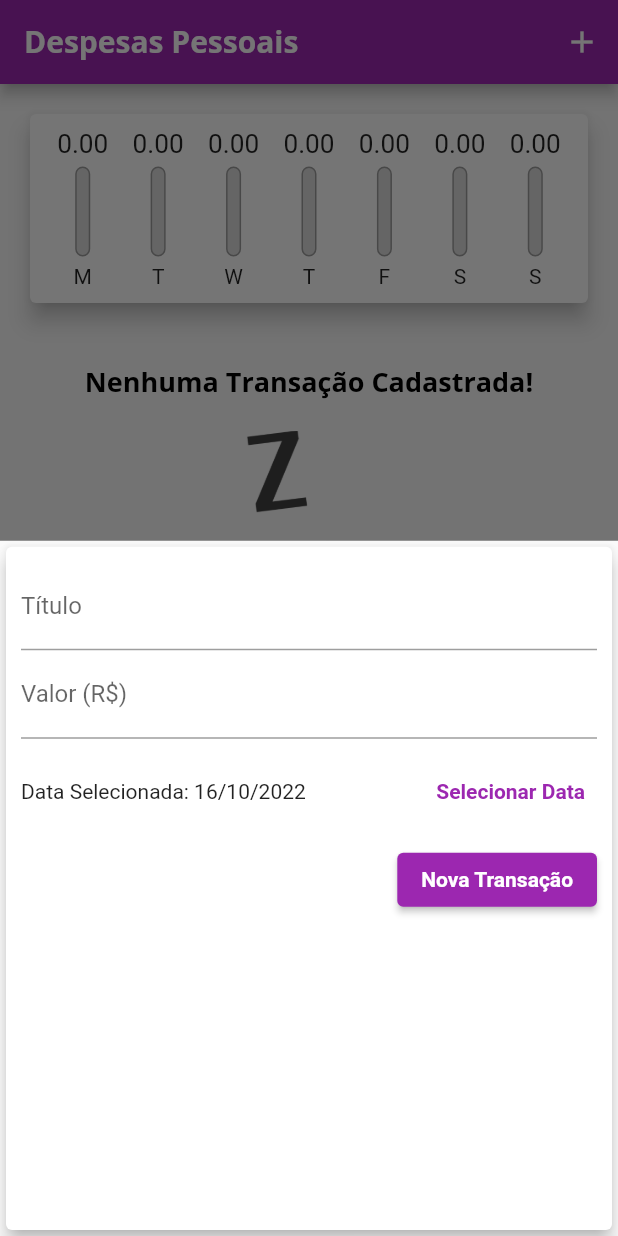
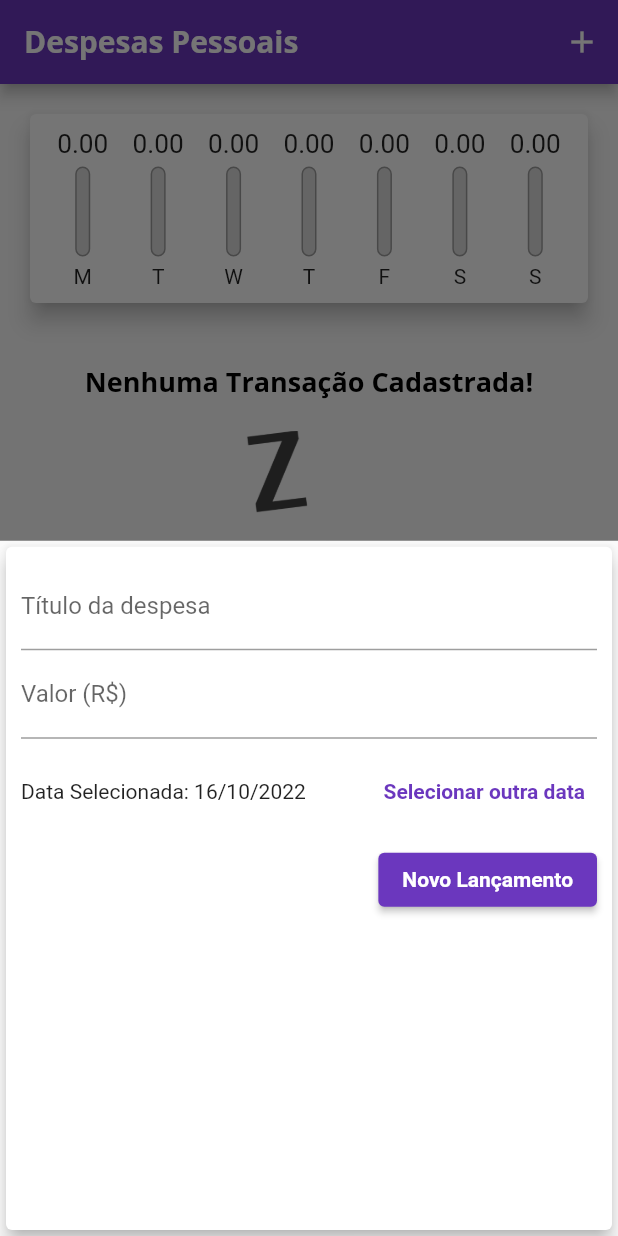
Before and after one commit to vjeremiasbraz/flutter_despesas_pessoais_responsivo, a Flutter app: the screen it shows after launch, after a tap on the "add" icon, on a phone screen of 412 x 824 dp. Run offline on Flutter 3.47's test engine with Material 2 defaults, Android fonts, the phone set to English and light mode, and no system bars.

```diff
--- a/lib/components/transaction_form.dart
+++ b/lib/components/transaction_form.dart
@@ -55,7 +55,7 @@ class _TransactionFormState extends State<TransactionForm> {
               controller: _titleController,
               onSubmitted: (_) => _submitForm(),
               decoration: const InputDecoration(
-                labelText: 'Título',
+                labelText: 'Título da despesa',
               ),
             ),
             TextField(
@@ -80,7 +80,7 @@ class _TransactionFormState extends State<TransactionForm> {
                   ),
                   TextButton(
                     child: const Text(
-                      'Selecionar Data',
+                      'Selecionar outra data',
                       style: TextStyle(
                         fontWeight: FontWeight.bold,
                       ),
@@ -95,7 +95,7 @@ class _TransactionFormState extends State<TransactionForm> {
               children: <Widget>[
                 ElevatedButton(
                   child: Text(
-                    'Nova Transação',
+                    'Novo Lançamento',
                     style: TextStyle(
                       color: Theme.of(context).textTheme.button?.color,
                     ),
--- a/lib/main.dart
+++ b/lib/main.dart
@@ -17,7 +17,7 @@ class ExpensesApp extends StatelessWidget {
       home: const MyHomePage(),
       theme: tema.copyWith(
         colorScheme: tema.colorScheme.copyWith(
-          primary: Colors.purple,
+          primary: Color.fromARGB(255, 107, 55, 190),
           secondary: Colors.amber,
         ),
         textTheme: tema.textTheme.copyWith(
```
